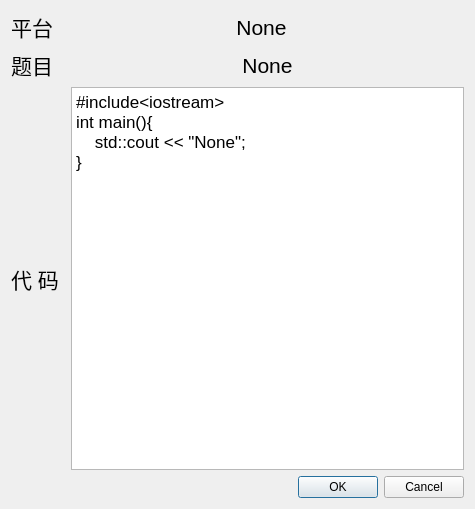
First picture: the form in ui/qtui/problem_view.ui, repository Lixuannan/CodeLib-Local, before the edit.
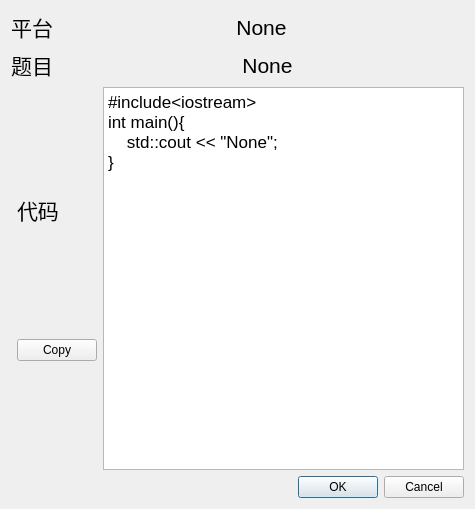
Second picture: the form after the edit.

The edit to the form file:
```diff
--- a/ui/qtui/problem_view.ui
+++ b/ui/qtui/problem_view.ui
@@ -96,21 +96,6 @@
    </item>
    <item>
     <layout class="QHBoxLayout" name="horizontalLayout_3">
-     <item>
-      <widget class="QLabel" name="label_5">
-       <property name="font">
-        <font>
-         <pointsize>16</pointsize>
-        </font>
-       </property>
-       <property name="text">
-        <string>代 码</string>
-       </property>
-       <property name="alignment">
-        <set>Qt::AlignCenter</set>
-       </property>
-      </widget>
-     </item>
      <item>
       <widget class="Line" name="line">
        <property name="sizePolicy">
@@ -127,8 +112,49 @@
        </property>
       </widget>
      </item>
+     <item>
+      <layout class="QVBoxLayout" name="verticalLayout_2">
+       <item>
+        <widget class="QLabel" name="label">
+         <property name="sizePolicy">
+          <sizepolicy hsizetype="Preferred" vsizetype="Fixed">
+           <horstretch>0</horstretch>
+           <verstretch>0</verstretch>
+          </sizepolicy>
+         </property>
+         <property name="font">
+          <font>
+           <pointsize>16</pointsize>
+          </font>
+         </property>
+         <property name="text">
+          <string>代码</string>
+         </property>
+        </widget>
+       </item>
+       <item>
+        <widget class="QPushButton" name="pushButton">
+         <property name="sizePolicy">
+          <sizepolicy hsizetype="Fixed" vsizetype="Fixed">
+           <horstretch>0</horstretch>
+           <verstretch>0</verstretch>
+          </sizepolicy>
+         </property>
+         <property name="text">
+          <string>Copy</string>
+         </property>
+        </widget>
+       </item>
+      </layout>
+     </item>
      <item>
       <widget class="QTextBrowser" name="code_browser">
+       <property name="sizePolicy">
+        <sizepolicy hsizetype="Expanding" vsizetype="Expanding">
+         <horstretch>0</horstretch>
+         <verstretch>0</verstretch>
+        </sizepolicy>
+       </property>
        <property name="font">
         <font>
          <pointsize>15</pointsize>
```
